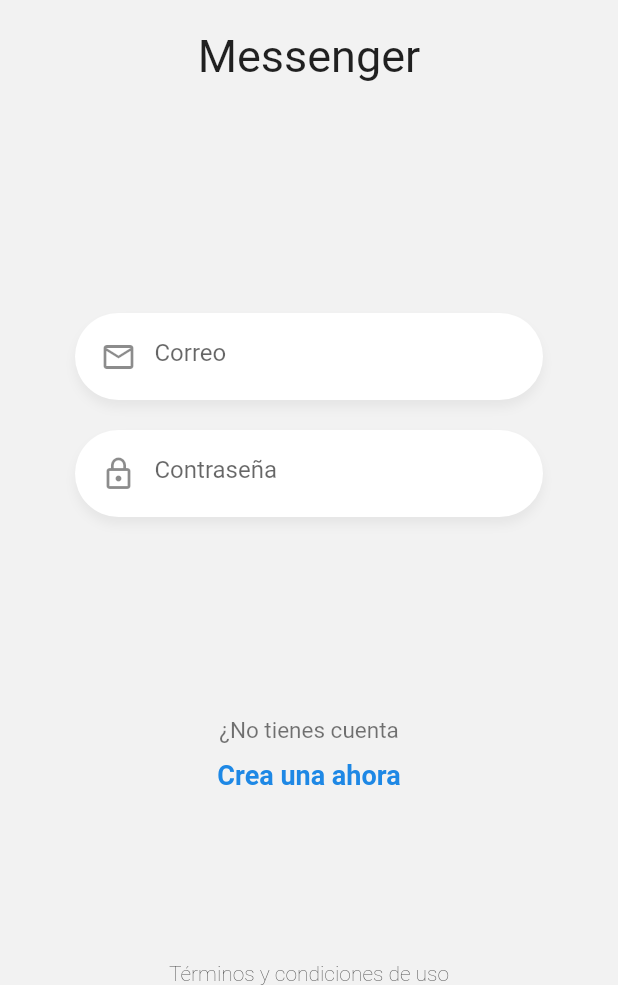
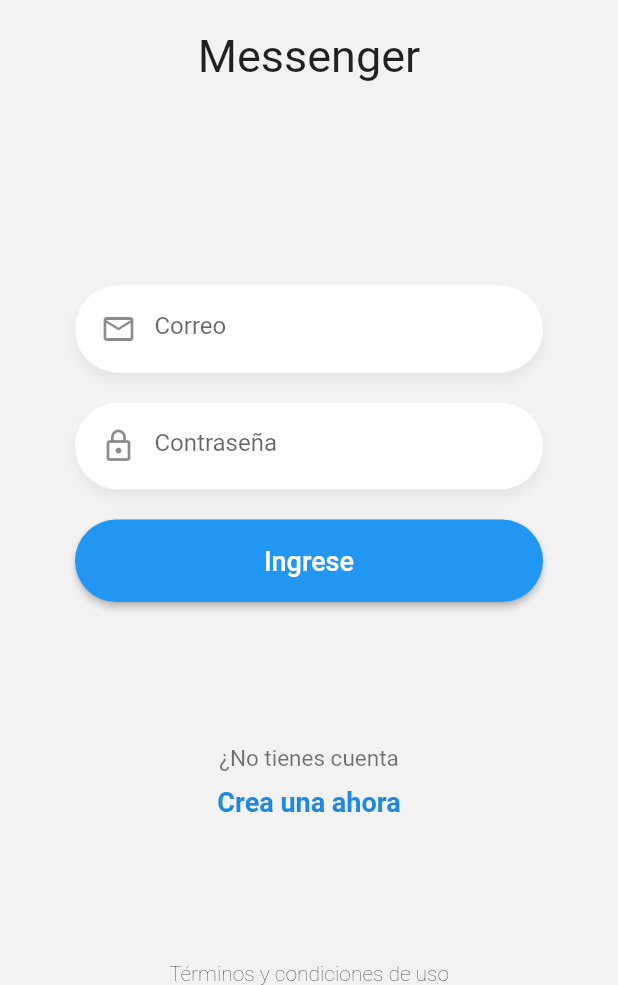
Before and after one commit to rmoralesd/flutter-chat-app, a Flutter app: the screen it shows after launch, on a phone screen of 412 x 824 dp, the part 251-1236 px from its top. Run offline on Flutter 3.47's test engine with Material 2 defaults, Android fonts, the phone set to English and light mode, and no system bars.

Commit message:
Adding custom button

```diff
--- a/lib/pages/login_page.dart
+++ b/lib/pages/login_page.dart
@@ -1,4 +1,5 @@
 import 'package:flutter/material.dart';
+import 'package:flutter_chat_app/widgets/custom_button.dart';
 import 'package:flutter_chat_app/widgets/custom_input.dart';
 
 import 'labels.dart';
@@ -56,6 +57,11 @@ class __FormState extends State<_Form> {
             textController: passCtrl,
             isPassword: true,
           ),
+          CustomButton(
+            onPressed: () {
+              print("call");
+            },
+          )
         ],
       ),
     );
--- /dev/null
+++ b/lib/widgets/custom_button.dart
@@ -0,0 +1,35 @@
+import 'package:flutter/material.dart';
+
+class CustomButton extends StatelessWidget {
+  //final void Function onPressed();
+  final VoidCallback onPressed;
+
+  const CustomButton({
+    Key key,
+    @required this.onPressed,
+  }) : super(key: key);
+
+  @override
+  Widget build(BuildContext context) {
+    return ElevatedButton(
+      onPressed: onPressed,
+      style: ElevatedButton.styleFrom(
+        elevation: 2,
+        primary: Colors.blue,
+        shape: const StadiumBorder(),
+      ),
+      child: Container(
+          width: double.infinity,
+          height: 55,
+          child: const Center(
+            child: Text(
+              'Ingrese',
+              style: TextStyle(
+                color: Colors.white,
+                fontSize: 18,
+              ),
+            ),
+          )),
+    );
+  }
+}
```
